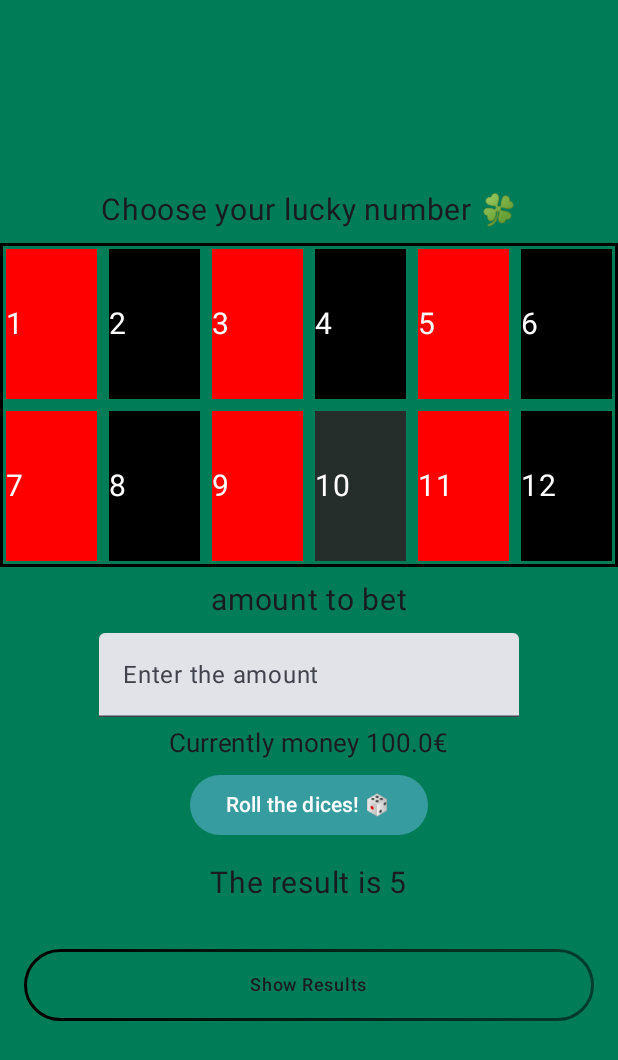
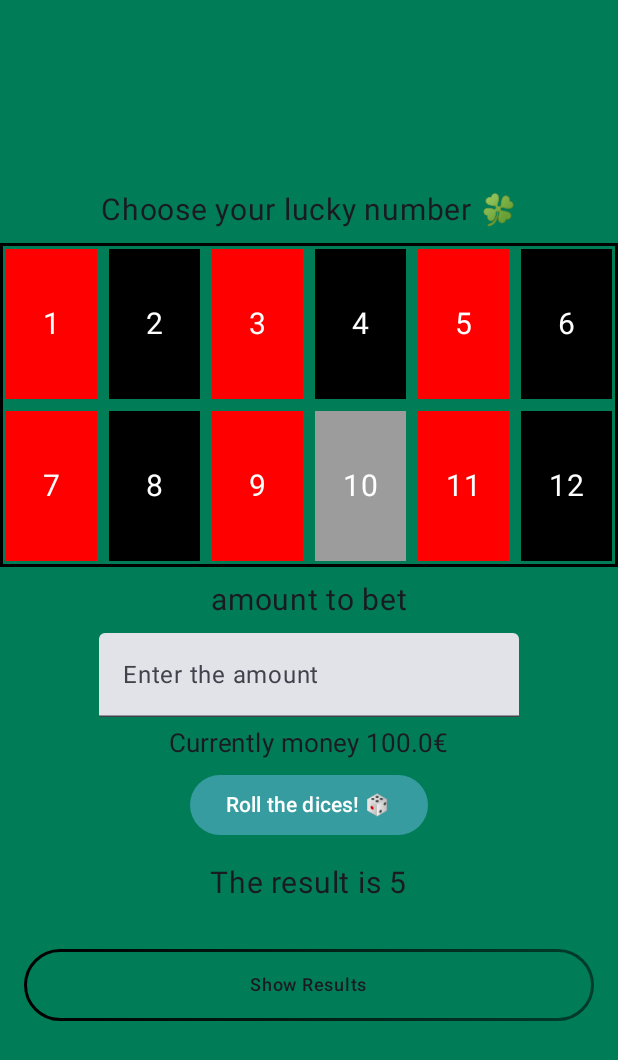
Before and after one commit to Sebastian-Manrique/casinoApp, an Android app built with Jetpack Compose: the composable Dice shown on its own in the app's theme, after a tap on "10", on a phone screen of 412 x 824 dp. Shown: the top 1060 px of the screen. Run offline under Robolectric (Android 15) with nearby library versions, the phone set to English and light mode, and no system bars; 3 other taps on this screen came first.

Commit message:
More changes in dice.kt

```diff
--- a/app/src/main/java/com/example/proyectopmdm/screens/dice.kt
+++ b/app/src/main/java/com/example/proyectopmdm/screens/dice.kt
@@ -17,6 +17,7 @@ import androidx.compose.foundation.lazy.grid.GridCells
 import androidx.compose.foundation.lazy.grid.LazyVerticalGrid
 import androidx.compose.foundation.lazy.items
 import androidx.compose.foundation.shape.CircleShape
+import androidx.compose.foundation.text.KeyboardActions
 import androidx.compose.foundation.text.KeyboardOptions
 import androidx.compose.material3.Button
 import androidx.compose.material3.ButtonDefaults
@@ -33,9 +34,12 @@ import androidx.compose.runtime.setValue
 import androidx.compose.runtime.snapshots.SnapshotStateList
 import androidx.compose.ui.Alignment
 import androidx.compose.ui.Modifier
+import androidx.compose.ui.focus.focusRequester
 import androidx.compose.ui.graphics.Brush
 import androidx.compose.ui.graphics.Color
 import androidx.compose.ui.graphics.TileMode
+import androidx.compose.ui.platform.LocalSoftwareKeyboardController
+import androidx.compose.ui.text.input.ImeAction
 import androidx.compose.ui.text.input.KeyboardType
 import androidx.compose.ui.text.style.TextAlign
 import androidx.compose.ui.tooling.preview.Preview
@@ -49,6 +53,7 @@ fun Dice(navController: NavHostController) {
     var resultNumber by remember { mutableIntStateOf(0) }
     val list = remember { mutableStateListOf<Int>() }
     var isExpanded by remember { mutableStateOf(false) } // The box is open or not
+    var betNumber by remember { mutableIntStateOf(0) }
 
     Column(
         modifier = Modifier
@@ -62,7 +67,9 @@ fun Dice(navController: NavHostController) {
 
         Spacer(Modifier.height(10.dp))
 
-        GamblingNumbersGrid()
+        GamblingNumbersGrid(betNumber = betNumber) { newBetNumber ->
+            betNumber = newBetNumber
+        }
 
         Spacer(Modifier.height(10.dp))
 
@@ -71,11 +78,17 @@ fun Dice(navController: NavHostController) {
         Spacer(Modifier.height(10.dp))
 
         var text2 by remember { mutableStateOf("") } // Holds the input text
+        val keyboardController = LocalSoftwareKeyboardController.current
         TextField(
             value = text2, // The current money value
             onValueChange = { newText -> text2 = newText }, // Update text when changed
             label = { Text("Enter the amount") },
-            keyboardOptions = KeyboardOptions(keyboardType = KeyboardType.Number)
+            keyboardOptions = KeyboardOptions(
+                keyboardType = KeyboardType.Number,
+                imeAction = ImeAction.Done
+            ),
+            keyboardActions = KeyboardActions(
+                onDone = { keyboardController?.hide() })
         )
         Spacer(Modifier.height(5.dp))
 
@@ -86,7 +99,7 @@ fun Dice(navController: NavHostController) {
         Button(
             onClick = {
                 resultNumber = randomGenerator(list)
-
+                println("Cantidad apostada: $text2, numero elegido: $betNumber")
             },
             //No se puede simplificar el color.
             colors = ButtonDefaults.buttonColors(containerColor = Color(0xFF379ca0))
@@ -132,13 +145,22 @@ fun Dice(navController: NavHostController) {
                             .padding(top = 16.dp)
                     ) {
                         items(list) { item ->
-                            Text(
-                                text = "Rolled: $item",
-                                modifier = Modifier.padding(8.dp),
-                                textAlign = TextAlign.Center
-                            )
+                            Box(
+                                modifier = Modifier
+                                    .fillMaxWidth() // Aseguramos que el Box ocupe todo el ancho disponible
+                                    .padding(8.dp),
+                                contentAlignment = Alignment.Center // Centrar el texto dentro del Box
+                            ) {
+                                Text(
+                                    text = "Rolled: $item",
+                                    modifier = Modifier.align(Alignment.CenterHorizontally), // Centrar el texto
+                                    textAlign = TextAlign.Center, // Alinear el texto dentro del Text
+                                    fontSize = 16.sp
+                                )
+                            }
                         }
                     }
+
                 }
             }
         }
@@ -154,13 +176,14 @@ fun Ver() {
 }
 
 @Composable
-fun GamblingNumbersGrid() {
+fun GamblingNumbersGrid(betNumber: Int, onBetNumberChange: (Int) -> Unit) {
     // Crear un estado mutable para almacenar los colores de fondo de cada celda
     val colors = remember {
         mutableStateListOf<Color>().apply {
             repeat(12) { add(if (it % 2 == 0) Color.Red else Color.Black) }
         }
     }
+
     LazyVerticalGrid(
         columns = GridCells.Fixed(6), // 6 columnas
         modifier = Modifier
@@ -174,26 +197,36 @@ fun GamblingNumbersGrid() {
                     .size(100.dp) // Tamaño de cada celda
                     .background(colors[index]) // Usar el color específico para cada celda
                     .clickable {
-                        colors[index] =
-                            if (colors[index] == Color.Red || colors[index] == Color.Black) {
-                                Color(0xFF262e2c) // Negro apagado
-                            } else {
-                                if (index % 2 == 0) Color.Red else Color.Black // Restaurar al color original
-                            }
-                        println("El número seleccionado es ${index + 1}")
+                        handleCellClick(index, colors) { newBet ->
+                            onBetNumberChange(newBet) // Notificar el cambio al componente padre
+                        }
                     },
+                contentAlignment = Alignment.Center
             ) {
                 Text(
-                    "${index + 1}",
+                    text = "${index + 1}",
                     color = Color.White,
-                    fontSize = 20.sp,
-                    modifier = Modifier
-                        .fillMaxWidth()
-                        .align(alignment = Alignment.Center)
+                    fontSize = 20.sp
                 )
             }
         }
     }
+}
+
+
+// Función para manejar el clic de una celda
+private fun handleCellClick(
+    index: Int,
+    colors: SnapshotStateList<Color>,
+    updateBetNumber: (Int) -> Unit
+) {
+    colors[index] = if (colors[index] == Color.Red || colors[index] == Color.Black) {
+        Color(0xFF9c9c9c) // Negro apagado
+    } else {
+        if (index % 2 == 0) Color.Red else Color.Black // Restaurar al color original
+    }
+    updateBetNumber(index + 1) // Actualizar el número seleccionado
+    println("El número seleccionado es ${index + 1}")
 }
 
 
```
